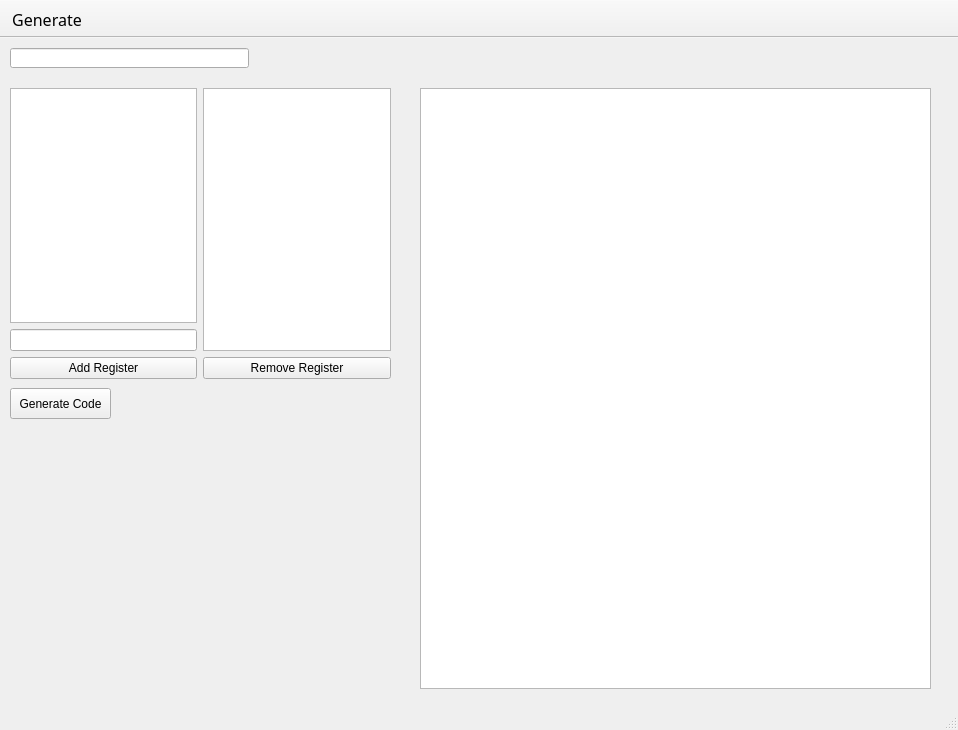
The window that mainwindow.ui (Yourp/UWOWDevelopHelper) describes before a commit, drawn with Qt 5.
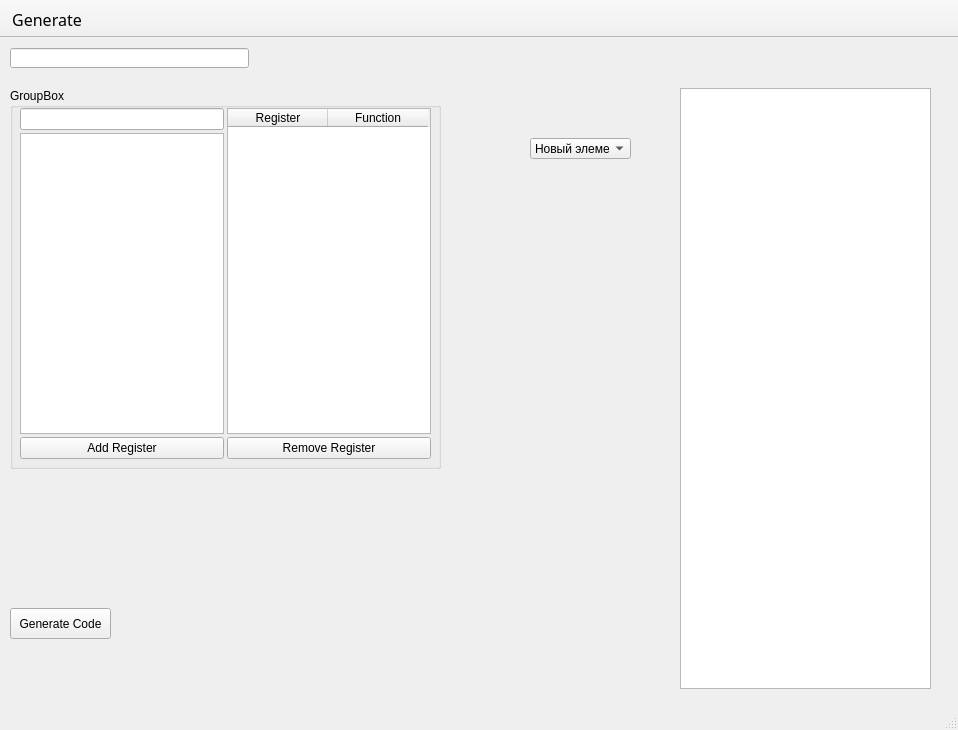
The same window after the commit.

Diff of the .ui file:
```diff
--- a/mainwindow.ui
+++ b/mainwindow.ui
@@ -10,6 +10,12 @@
     <height>730</height>
    </rect>
   </property>
+  <property name="font">
+   <font>
+    <weight>50</weight>
+    <bold>false</bold>
+   </font>
+  </property>
   <property name="windowTitle">
    <string>MainWindow</string>
   </property>
@@ -28,7 +34,7 @@
     <property name="geometry">
      <rect>
       <x>10</x>
-      <y>350</y>
+      <y>570</y>
       <width>101</width>
       <height>31</height>
      </rect>
@@ -36,60 +42,307 @@
     <property name="text">
      <string>Generate Code</string>
     </property>
-   </widget>
-   <widget class="QWidget" name="horizontalLayoutWidget">
-    <property name="geometry">
-     <rect>
-      <x>10</x>
-      <y>50</y>
-      <width>381</width>
-      <height>291</height>
-     </rect>
+    <property name="shortcut">
+     <string>Return</string>
     </property>
-    <layout class="QHBoxLayout" name="horizontalLayout">
-     <item>
-      <layout class="QVBoxLayout" name="verticalLayout">
-       <item>
-        <widget class="QListView" name="StaticRegisters"/>
-       </item>
-       <item>
-        <widget class="QLineEdit" name="lineEdit"/>
-       </item>
-       <item>
-        <widget class="QPushButton" name="pushButton_2">
-         <property name="text">
-          <string>Add Register</string>
-         </property>
-        </widget>
-       </item>
-      </layout>
-     </item>
-     <item>
-      <layout class="QVBoxLayout" name="verticalLayout_2">
-       <item>
-        <widget class="QListView" name="StaticRegisters_2"/>
-       </item>
-       <item>
-        <widget class="QPushButton" name="pushButton_3">
-         <property name="text">
-          <string>Remove Register</string>
-         </property>
-        </widget>
-       </item>
-      </layout>
-     </item>
-    </layout>
+    <property name="checkable">
+     <bool>false</bool>
+    </property>
+    <property name="autoRepeatDelay">
+     <number>3000</number>
+    </property>
+    <property name="autoRepeatInterval">
+     <number>1000</number>
+    </property>
+    <property name="autoDefault">
+     <bool>false</bool>
+    </property>
+    <property name="default">
+     <bool>false</bool>
+    </property>
    </widget>
    <widget class="QTextEdit" name="textEditDebug">
     <property name="geometry">
      <rect>
-      <x>420</x>
+      <x>680</x>
       <y>50</y>
-      <width>511</width>
+      <width>251</width>
       <height>601</height>
      </rect>
     </property>
    </widget>
+   <widget class="QComboBox" name="CB_Classes">
+    <property name="geometry">
+     <rect>
+      <x>530</x>
+      <y>100</y>
+      <width>101</width>
+      <height>21</height>
+     </rect>
+    </property>
+    <item>
+     <property name="text">
+      <string>Новый элемент</string>
+     </property>
+    </item>
+    <item>
+     <property name="text">
+      <string>Новый элемент</string>
+     </property>
+    </item>
+    <item>
+     <property name="text">
+      <string>Новый элемент</string>
+     </property>
+    </item>
+    <item>
+     <property name="text">
+      <string>Новый элемент</string>
+     </property>
+    </item>
+    <item>
+     <property name="text">
+      <string>Новый элемент</string>
+     </property>
+    </item>
+    <item>
+     <property name="text">
+      <string>Новый элемент</string>
+     </property>
+    </item>
+    <item>
+     <property name="text">
+      <string>Новый элемент</string>
+     </property>
+    </item>
+    <item>
+     <property name="text">
+      <string>Новый элемент</string>
+     </property>
+    </item>
+   </widget>
+   <widget class="QGroupBox" name="groupBox">
+    <property name="geometry">
+     <rect>
+      <x>10</x>
+      <y>50</y>
+      <width>431</width>
+      <height>381</height>
+     </rect>
+    </property>
+    <property name="title">
+     <string>GroupBox</string>
+    </property>
+    <widget class="QWidget" name="horizontalLayoutWidget">
+     <property name="geometry">
+      <rect>
+       <x>10</x>
+       <y>20</y>
+       <width>411</width>
+       <height>351</height>
+      </rect>
+     </property>
+     <layout class="QHBoxLayout" name="horizontalLayout">
+      <property name="spacing">
+       <number>3</number>
+      </property>
+      <property name="sizeConstraint">
+       <enum>QLayout::SetMaximumSize</enum>
+      </property>
+      <property name="leftMargin">
+       <number>0</number>
+      </property>
+      <property name="topMargin">
+       <number>0</number>
+      </property>
+      <property name="rightMargin">
+       <number>0</number>
+      </property>
+      <item>
+       <layout class="QVBoxLayout" name="verticalLayout">
+        <property name="spacing">
+         <number>3</number>
+        </property>
+        <item>
+         <widget class="QLineEdit" name="lineEdit"/>
+        </item>
+        <item>
+         <widget class="QListView" name="StaticRegisters"/>
+        </item>
+        <item>
+         <widget class="QPushButton" name="pushButton_2">
+          <property name="text">
+           <string>Add Register</string>
+          </property>
+         </widget>
+        </item>
+       </layout>
+      </item>
+      <item>
+       <layout class="QVBoxLayout" name="verticalLayout_2">
+        <property name="spacing">
+         <number>3</number>
+        </property>
+        <item>
+         <widget class="QTableWidget" name="TW_AddedRegisters">
+          <property name="enabled">
+           <bool>true</bool>
+          </property>
+          <property name="tabletTracking">
+           <bool>false</bool>
+          </property>
+          <property name="focusPolicy">
+           <enum>Qt::NoFocus</enum>
+          </property>
+          <property name="autoFillBackground">
+           <bool>true</bool>
+          </property>
+          <property name="styleSheet">
+           <string notr="true">QTableWidget
+{
+	selection-background-color: qlineargradient(spread:reflect, x1:1, y1:0, x2:1, y2:1, stop:0.397727 rgba(163, 0, 0, 47), stop:1 rgba(255, 255, 255, 255));
+	selection-color: rgb(0, 0, 0);
+
+}</string>
+          </property>
+          <property name="frameShape">
+           <enum>QFrame::StyledPanel</enum>
+          </property>
+          <property name="frameShadow">
+           <enum>QFrame::Sunken</enum>
+          </property>
+          <property name="lineWidth">
+           <number>1</number>
+          </property>
+          <property name="verticalScrollBarPolicy">
+           <enum>Qt::ScrollBarAlwaysOff</enum>
+          </property>
+          <property name="horizontalScrollBarPolicy">
+           <enum>Qt::ScrollBarAlwaysOff</enum>
+          </property>
+          <property name="sizeAdjustPolicy">
+           <enum>QAbstractScrollArea::AdjustIgnored</enum>
+          </property>
+          <property name="autoScroll">
+           <bool>false</bool>
+          </property>
+          <property name="autoScrollMargin">
+           <number>1</number>
+          </property>
+          <property name="editTriggers">
+           <set>QAbstractItemView::NoEditTriggers</set>
+          </property>
+          <property name="tabKeyNavigation">
+           <bool>false</bool>
+          </property>
+          <property name="showDropIndicator" stdset="0">
+           <bool>false</bool>
+          </property>
+          <property name="dragEnabled">
+           <bool>false</bool>
+          </property>
+          <property name="dragDropOverwriteMode">
+           <bool>true</bool>
+          </property>
+          <property name="dragDropMode">
+           <enum>QAbstractItemView::NoDragDrop</enum>
+          </property>
+          <property name="alternatingRowColors">
+           <bool>true</bool>
+          </property>
+          <property name="selectionMode">
+           <enum>QAbstractItemView::SingleSelection</enum>
+          </property>
+          <property name="selectionBehavior">
+           <enum>QAbstractItemView::SelectRows</enum>
+          </property>
+          <property name="verticalScrollMode">
+           <enum>QAbstractItemView::ScrollPerPixel</enum>
+          </property>
+          <property name="horizontalScrollMode">
+           <enum>QAbstractItemView::ScrollPerPixel</enum>
+          </property>
+          <property name="showGrid">
+           <bool>true</bool>
+          </property>
+          <property name="gridStyle">
+           <enum>Qt::SolidLine</enum>
+          </property>
+          <property name="sortingEnabled">
+           <bool>false</bool>
+          </property>
+          <property name="cornerButtonEnabled">
+           <bool>false</bool>
+          </property>
+          <attribute name="horizontalHeaderVisible">
+           <bool>true</bool>
+          </attribute>
+          <attribute name="horizontalHeaderCascadingSectionResizes">
+           <bool>false</bool>
+          </attribute>
+          <attribute name="horizontalHeaderMinimumSectionSize">
+           <number>100</number>
+          </attribute>
+          <attribute name="horizontalHeaderDefaultSectionSize">
+           <number>100</number>
+          </attribute>
+          <attribute name="horizontalHeaderHighlightSections">
+           <bool>false</bool>
+          </attribute>
+          <attribute name="horizontalHeaderShowSortIndicator" stdset="0">
+           <bool>false</bool>
+          </attribute>
+          <attribute name="horizontalHeaderStretchLastSection">
+           <bool>false</bool>
+          </attribute>
+          <attribute name="verticalHeaderVisible">
+           <bool>false</bool>
+          </attribute>
+          <attribute name="verticalHeaderMinimumSectionSize">
+           <number>20</number>
+          </attribute>
+          <attribute name="verticalHeaderDefaultSectionSize">
+           <number>20</number>
+          </attribute>
+          <attribute name="verticalHeaderHighlightSections">
+           <bool>false</bool>
+          </attribute>
+          <attribute name="verticalHeaderShowSortIndicator" stdset="0">
+           <bool>false</bool>
+          </attribute>
+          <attribute name="verticalHeaderStretchLastSection">
+           <bool>false</bool>
+          </attribute>
+          <column>
+           <property name="text">
+            <string>Register</string>
+           </property>
+          </column>
+          <column>
+           <property name="text">
+            <string>Function</string>
+           </property>
+          </column>
+         </widget>
+        </item>
+        <item>
+         <widget class="QPushButton" name="pushButton_3">
+          <property name="text">
+           <string>Remove Register</string>
+          </property>
+          <property name="checkable">
+           <bool>false</bool>
+          </property>
+          <property name="checked">
+           <bool>false</bool>
+          </property>
+         </widget>
+        </item>
+       </layout>
+      </item>
+     </layout>
+    </widget>
+   </widget>
   </widget>
   <widget class="QStatusBar" name="statusbar"/>
   <widget class="QMenuBar" name="menuBar">
```
